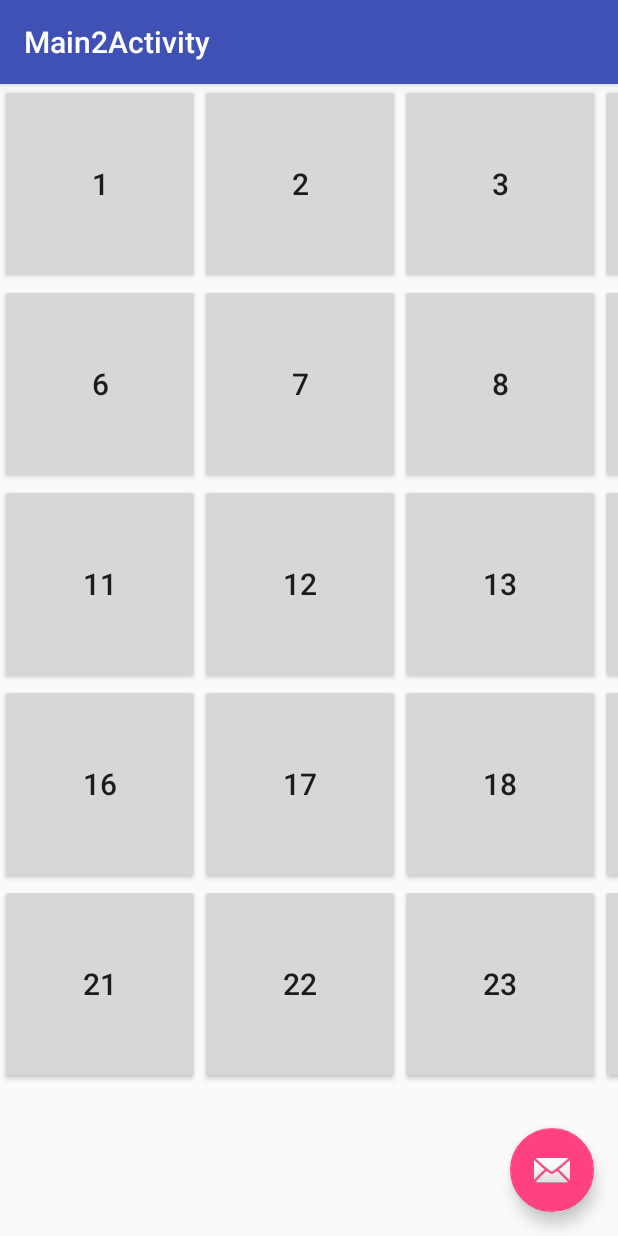
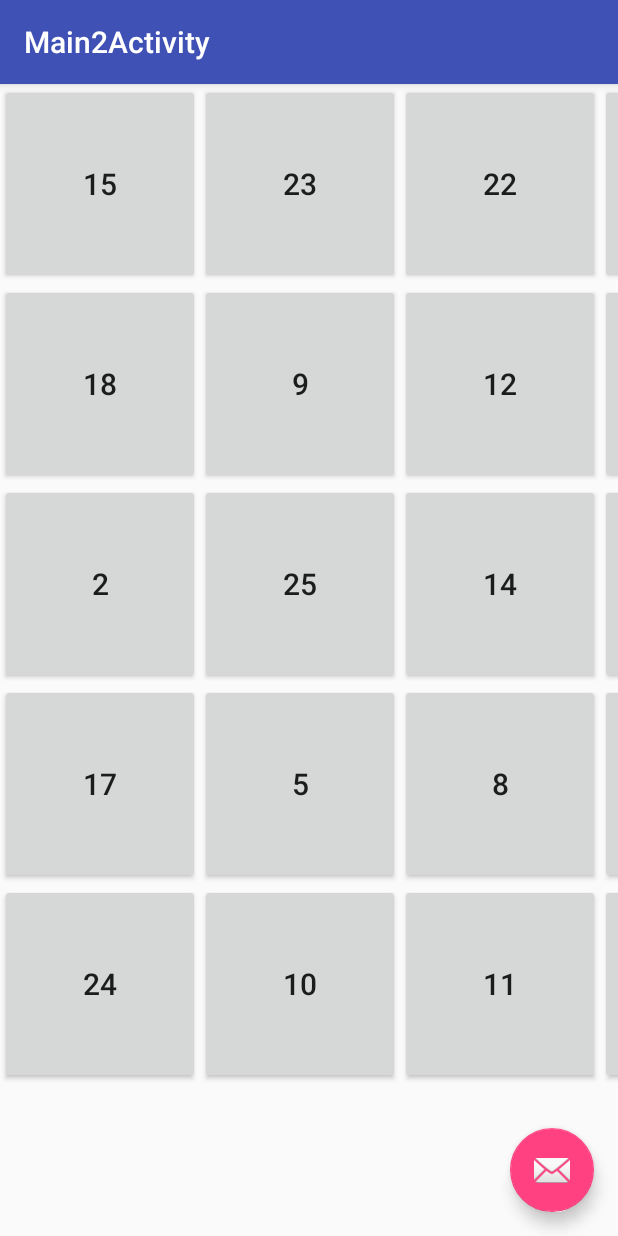
Before and after one commit to HMsok/DynamicVisualAcuity, an Android app: the Main2Activity screen opened directly, with no data from a screen before it, on a phone screen of 412 x 824 dp. Run offline under Robolectric (Android 15) with nearby library versions, the phone set to English and light mode, and no system bars.

```diff
--- /dev/null
+++ b/app/src/main/java/com/example/hiroki/dynamicvisualacuitytest/DynamicVisualAcuityDto.java
@@ -0,0 +1,32 @@
+package com.example.hiroki.dynamicvisualacuitytest;
+
+/**
+ * Created by Hiroki on 2017/06/26.
+ */
+
+public class DynamicVisualAcuityDto {
+//    public int id = 0;//座標
+    public int no = 0;//数字
+    public boolean isPushed = false;
+//    public Button btn = null;
+
+
+//    public List<DynamicVisualAcuityDto> createDtos(List<Button> $buttons, int maxNumber) {
+//        List<DynamicVisualAcuityDto> dtos = new ArrayList<>();
+//        for (int i = 1; i <= maxNumber; i++){
+//            DynamicVisualAcuityDto dto = new DynamicVisualAcuityDto();
+//            dto.no = i;
+//            dto.isPushed = false;
+//            dtos.add(dto);
+//        }
+//        Collections.shuffle(dtos);
+//
+//        int j = 1;
+//        for (DynamicVisualAcuityDto dto : dtos){
+//            dto.id = j++;
+//            dto.btn = $buttons.get(j);
+//        }
+//        return dtos;
+//    }
+
+}
--- a/app/src/main/java/com/example/hiroki/dynamicvisualacuitytest/Main2Activity.java
+++ b/app/src/main/java/com/example/hiroki/dynamicvisualacuitytest/Main2Activity.java
@@ -1,13 +1,31 @@
 package com.example.hiroki.dynamicvisualacuitytest;
 
+import android.content.Intent;
 import android.os.Bundle;
 import android.support.design.widget.FloatingActionButton;
 import android.support.design.widget.Snackbar;
 import android.support.v7.app.AppCompatActivity;
 import android.support.v7.widget.Toolbar;
 import android.view.View;
+import android.widget.Button;
+import android.widget.Toast;
 
-public class Main2Activity extends AppCompatActivity {
+import java.util.ArrayList;
+import java.util.Collection;
+import java.util.Collections;
+import java.util.HashMap;
+import java.util.List;
+import java.util.Map;
+
+public class Main2Activity extends AppCompatActivity implements View.OnClickListener{
+
+    private List<Button> $buttons = new ArrayList<>();
+
+    private static final int MAX_NUMBER = 25;
+
+    private Map<Button, DynamicVisualAcuityDto> dtoMap = new HashMap<>();
+
+    private int lastPushedNumber = 0;
 
     @Override
     protected void onCreate(Bundle savedInstanceState) {
@@ -24,6 +42,87 @@ public class Main2Activity extends AppCompatActivity {
                         .setAction("Action", null).show();
             }
         });
+
+        $buttons = this.makeButtonsList($buttons);
+        Collections.shuffle($buttons);
+
+        dtoMap = this.createDtoMap($buttons, MAX_NUMBER);
+        this.setButtonTextAndEvent(dtoMap);
     }
 
+    private List<Button> makeButtonsList(List<Button> $buttons) {
+        $buttons.add((Button) findViewById(R.id.button00));
+        $buttons.add((Button) findViewById(R.id.button01));
+        $buttons.add((Button) findViewById(R.id.button02));
+        $buttons.add((Button) findViewById(R.id.button03));
+        $buttons.add((Button) findViewById(R.id.button04));
+        $buttons.add((Button) findViewById(R.id.button10));
+        $buttons.add((Button) findViewById(R.id.button11));
+        $buttons.add((Button) findViewById(R.id.button12));
+        $buttons.add((Button) findViewById(R.id.button13));
+        $buttons.add((Button) findViewById(R.id.button14));
+        $buttons.add((Button) findViewById(R.id.button20));
+        $buttons.add((Button) findViewById(R.id.button21));
+        $buttons.add((Button) findViewById(R.id.button22));
+        $buttons.add((Button) findViewById(R.id.button23));
+        $buttons.add((Button) findViewById(R.id.button24));
+        $buttons.add((Button) findViewById(R.id.button30));
+        $buttons.add((Button) findViewById(R.id.button31));
+        $buttons.add((Button) findViewById(R.id.button32));
+        $buttons.add((Button) findViewById(R.id.button33));
+        $buttons.add((Button) findViewById(R.id.button34));
+        $buttons.add((Button) findViewById(R.id.button40));
+        $buttons.add((Button) findViewById(R.id.button41));
+        $buttons.add((Button) findViewById(R.id.button42));
+        $buttons.add((Button) findViewById(R.id.button43));
+        $buttons.add((Button) findViewById(R.id.button44));
+
+        return $buttons;
+    }
+
+    public Map<Button ,DynamicVisualAcuityDto> createDtoMap(List<Button> $shuffledButtons, int maxNumber) {
+        Map<Button, DynamicVisualAcuityDto> dtoMap = new HashMap<>();
+
+        if($shuffledButtons.size() != maxNumber) {
+            return Collections.emptyMap();
+        }
+
+        for(int i = 1; i <= maxNumber; i++) {
+            DynamicVisualAcuityDto dto = new DynamicVisualAcuityDto();
+            dto.no = i;
+            dto.isPushed = false;
+            dtoMap.put($buttons.get(i - 1), dto);
+        }
+        return dtoMap;
+    }
+
+    private void setButtonTextAndEvent(Map<Button, DynamicVisualAcuityDto> dtoMap) {
+        for (Map.Entry<Button, DynamicVisualAcuityDto> entry : dtoMap.entrySet()) {
+            Button $btn = entry.getKey();
+            $btn.setText(Integer.toString(entry.getValue().no));
+            $btn.setOnClickListener(this);
+        }
+    }
+
+    @Override
+    public void onClick(View v){
+        DynamicVisualAcuityDto dto = dtoMap.get(v);
+        if(dto.no == lastPushedNumber + 1) {
+            dto.isPushed = true;
+            lastPushedNumber++;
+
+            // finished game
+            if(dto.no == MAX_NUMBER) {
+                this.finishGame();
+            }
+        } else {
+            Toast.makeText(getApplicationContext(), "間違い", Toast.LENGTH_LONG).show();
+        }
+    }
+
+    private void finishGame() {
+        Toast.makeText(getApplicationContext(), "Game Clear!", Toast.LENGTH_LONG).show();
+        Intent i = new Intent(getApplicationContext(), MainActivity.class);
+        startActivity(i);
+    }
 }
--- a/app/src/main/java/com/example/hiroki/dynamicvisualacuitytest/MainActivity.java
+++ b/app/src/main/java/com/example/hiroki/dynamicvisualacuitytest/MainActivity.java
@@ -16,14 +16,12 @@ public class MainActivity extends AppCompatActivity implements View.OnClickListe
         setContentView(R.layout.activity_main);
         Button btnStart = (Button)findViewById(R.id.btnStart);
         btnStart.setOnClickListener(this);
-
     }
 
     @Override
     public void onClick(View view) {
-        Toast.makeText(getApplicationContext(), "abc", Toast.LENGTH_LONG).show();
+        Toast.makeText(getApplicationContext(), "Game Start!", Toast.LENGTH_LONG).show();
         Intent i = new Intent(getApplicationContext(), Main2Activity.class);
         startActivity(i);
-
     }
 }
--- a/app/src/main/res/layout/content_main2.xml
+++ b/app/src/main/res/layout/content_main2.xml
@@ -6,7 +6,8 @@
     android:layout_height="match_parent"
     app:layout_behavior="@string/appbar_scrolling_view_behavior"
     tools:context="com.example.hiroki.dynamicvisualacuitytest.Main2Activity"
-    tools:showIn="@layout/activity_main2">
+    tools:showIn="@layout/activity_main2"
+    android:id="@+id/table">
 
     <TableRow
         android:layout_width="wrap_content"
```
